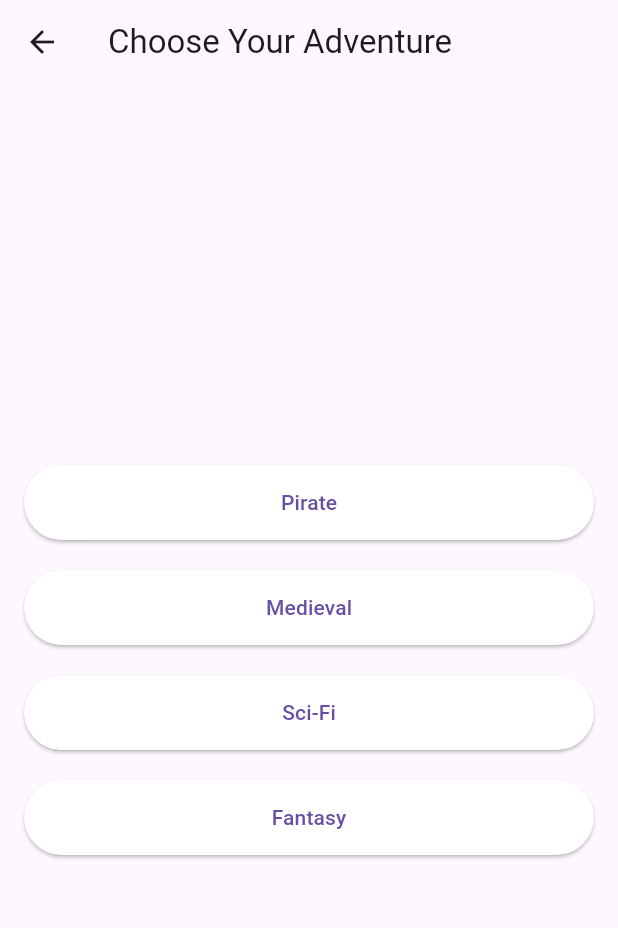
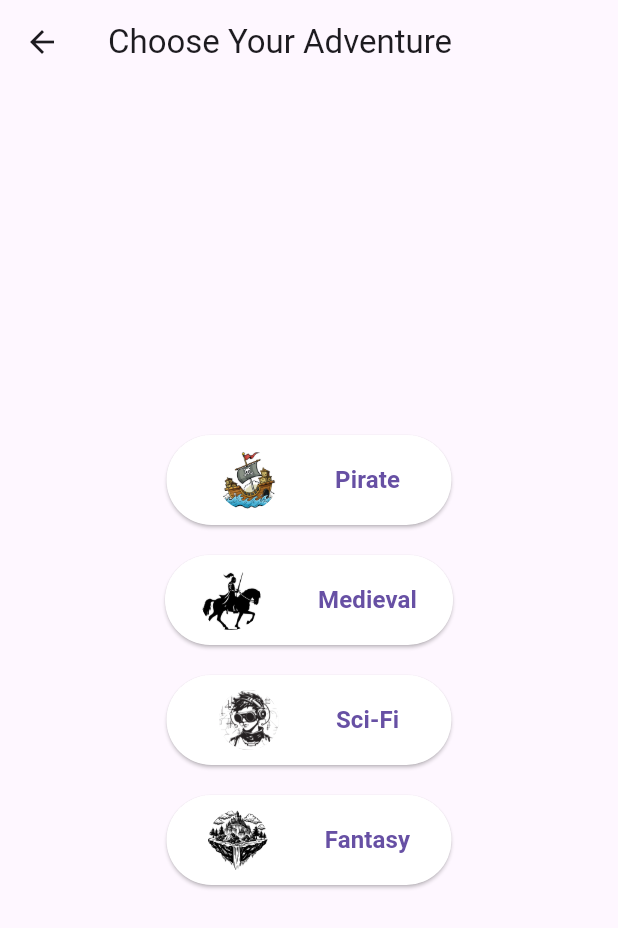
Before and after one commit to vaibhavsahni009/Adventure-Ballad, a Flutter app: the GreetingPage screen opened directly with empty values, after a tap on "Create Room", on a phone screen of 412 x 824 dp. Shown: the top 928 px of the screen. Run offline on Flutter 3.47's test engine with Material 3 defaults, Android fonts, the light colour scheme and no system bars; network calls fail.

Commit message:
button images

```diff
--- a/Frontend/adventure_ballad/lib/adventure_type_page.dart
+++ b/Frontend/adventure_ballad/lib/adventure_type_page.dart
@@ -66,24 +66,44 @@ class AdventureTypePage extends StatelessWidget {
         child: Column(
           mainAxisAlignment: MainAxisAlignment.center,
           children: [
-            fullWidthButton(
-              text: 'Pirate',
-              onPressed: () => _selectAdventure(context, 'Pirate'),
+            fullWidthButtonWithImage(
+              text: "Pirate",
+              onPressed: () {
+                _selectAdventure(context, 'Pirate');
+              },
+              imagePath:
+                  'assets/images/pirate.jpeg', // Correct relative path to the image
+              isDisabled: false, // Set to true if the button should be disabled
             ),
             SizedBox(height: 20),
-            fullWidthButton(
-              text: 'Medieval',
-              onPressed: () => _selectAdventure(context, 'Medieval'),
+            fullWidthButtonWithImage(
+              text: "Medieval",
+              onPressed: () {
+                _selectAdventure(context, 'Medieval');
+              },
+              imagePath:
+                  'assets/images/medieval.jpeg', // Correct relative path to the image
+              isDisabled: false, // Set to true if the button should be disabled
             ),
             SizedBox(height: 20),
-            fullWidthButton(
-              text: 'Sci-Fi',
-              onPressed: () => _selectAdventure(context, 'Sci-Fi'),
+            fullWidthButtonWithImage(
+              text: "Sci-Fi",
+              onPressed: () {
+                _selectAdventure(context, 'Sci-Fi');
+              },
+              imagePath:
+                  'assets/images/sci-fi.jpeg', // Correct relative path to the image
+              isDisabled: false, // Set to true if the button should be disabled
             ),
             SizedBox(height: 20),
-            fullWidthButton(
-              text: 'Fantasy',
-              onPressed: () => _selectAdventure(context, 'Fantasy'),
+            fullWidthButtonWithImage(
+              text: "Fantasy",
+              onPressed: () {
+                _selectAdventure(context, 'Fantasy');
+              },
+              imagePath:
+                  'assets/images/fantasy.jpeg', // Correct relative path to the image
+              isDisabled: false, // Set to true if the button should be disabled
             ),
           ],
         ),
--- a/Frontend/adventure_ballad/lib/common_widgets.dart
+++ b/Frontend/adventure_ballad/lib/common_widgets.dart
@@ -19,14 +19,79 @@ Widget fullWidthButton({
   required VoidCallback onPressed,
   bool isDisabled = false, // Optional parameter to control the button state
 }) {
-  return ElevatedButton(
-    onPressed:
-        isDisabled ? null : onPressed, // Disable button if isDisabled is true
-    child: Text(text),
-    style: ElevatedButton.styleFrom(
-      minimumSize: Size(double.infinity, 50), // Full width
-      backgroundColor:
-          isDisabled ? Colors.grey : Colors.white, // Change color if disabled
+  return Center(
+    child: LayoutBuilder(
+      builder: (context, constraints) {
+        return ElevatedButton(
+          onPressed: isDisabled
+              ? null
+              : onPressed, // Disable button if isDisabled is true
+          child: Text(
+            text,
+            style: TextStyle(
+              fontWeight: FontWeight.bold, // Make text bold
+              fontSize: 16, // Adjust the font size if needed
+            ),
+          ),
+          style: ElevatedButton.styleFrom(
+            minimumSize:
+                Size(constraints.maxWidth * 0.5, 60), // 50% of screen width
+            backgroundColor: isDisabled
+                ? Colors.grey
+                : Colors.white, // Change color if disabled
+          ),
+        );
+      },
     ),
   );
 }
+
+Widget fullWidthButtonWithImage({
+  required String text,
+  required VoidCallback onPressed,
+  required String imagePath, // Path to the image
+  bool isDisabled = false, // Optional parameter to control the button state
+}) {
+  return Center(
+    child: LayoutBuilder(
+      builder: (context, constraints) {
+        return ElevatedButton(
+          onPressed: isDisabled
+              ? null
+              : onPressed, // Disable button if isDisabled is true
+          style: ElevatedButton.styleFrom(
+            minimumSize:
+                Size(constraints.maxWidth * 0.5, 60), // 50% of screen width
+            backgroundColor: isDisabled
+                ? Colors.grey
+                : Colors.white, // Change color if disabled
+          ),
+          child: Row(
+            mainAxisSize: MainAxisSize.min,
+            mainAxisAlignment: MainAxisAlignment.center,
+            children: [
+              ClipOval(
+                child: Image.asset(
+                  imagePath,
+                  height: 40, // Circular image size
+                  width: 40, // Circular image size
+                  fit: BoxFit.cover, // Ensure image covers the circular area
+                ),
+              ),
+              SizedBox(
+                width: constraints.maxWidth * 0.1, // 10% of screen width
+              ),
+              Text(
+                text,
+                style: TextStyle(
+                  fontWeight: FontWeight.bold, // Make text bold
+                  fontSize: 16, // Adjust the font size if needed
+                ),
+              ),
+            ],
+          ),
+        );
+      },
+    ),
+  );
+}
--- a/Frontend/adventure_ballad/pubspec.yaml
+++ b/Frontend/adventure_ballad/pubspec.yaml
@@ -58,6 +58,8 @@ flutter:
   # included with your application, so that you can use the icons in
   # the material Icons class.
   uses-material-design: true
+  assets:
+    - assets/images/
 
   # To add assets to your application, add an assets section, like this:
   # assets:
```
Also changed, not shown: Frontend/adventure_ballad/assets/images/fantasy.jpeg (added), Frontend/adventure_ballad/assets/images/medieval.jpeg (added), Frontend/adventure_ballad/assets/images/pirate.jpeg (added), Frontend/adventure_ballad/assets/images/sci-fi.jpeg (added).
